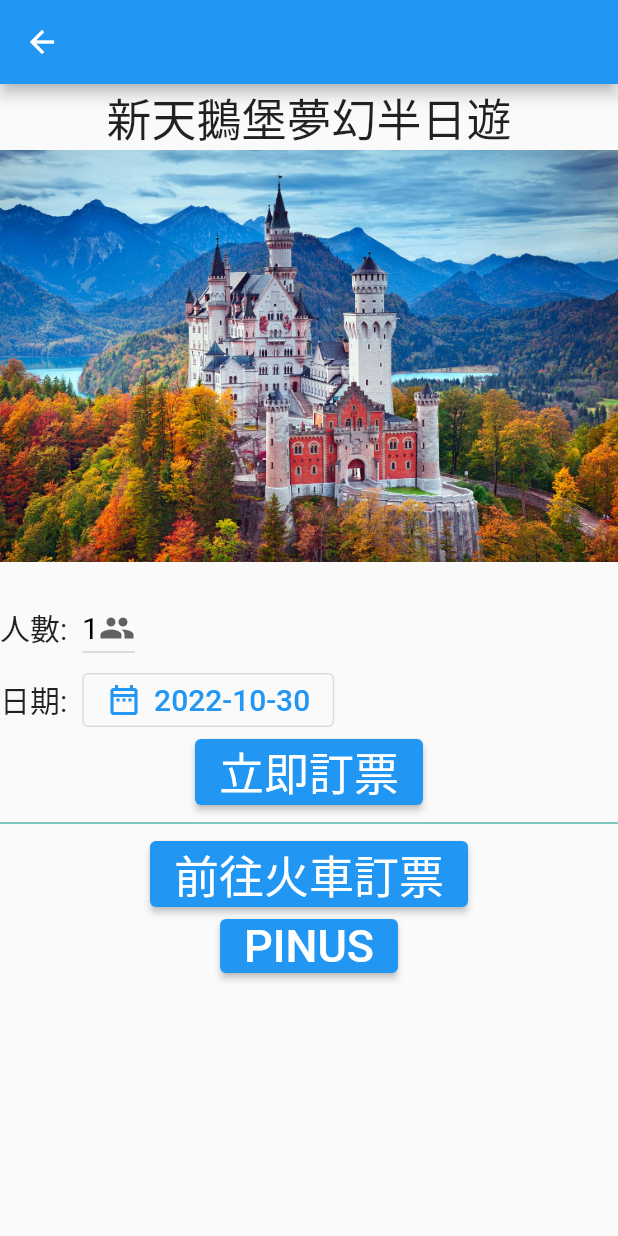
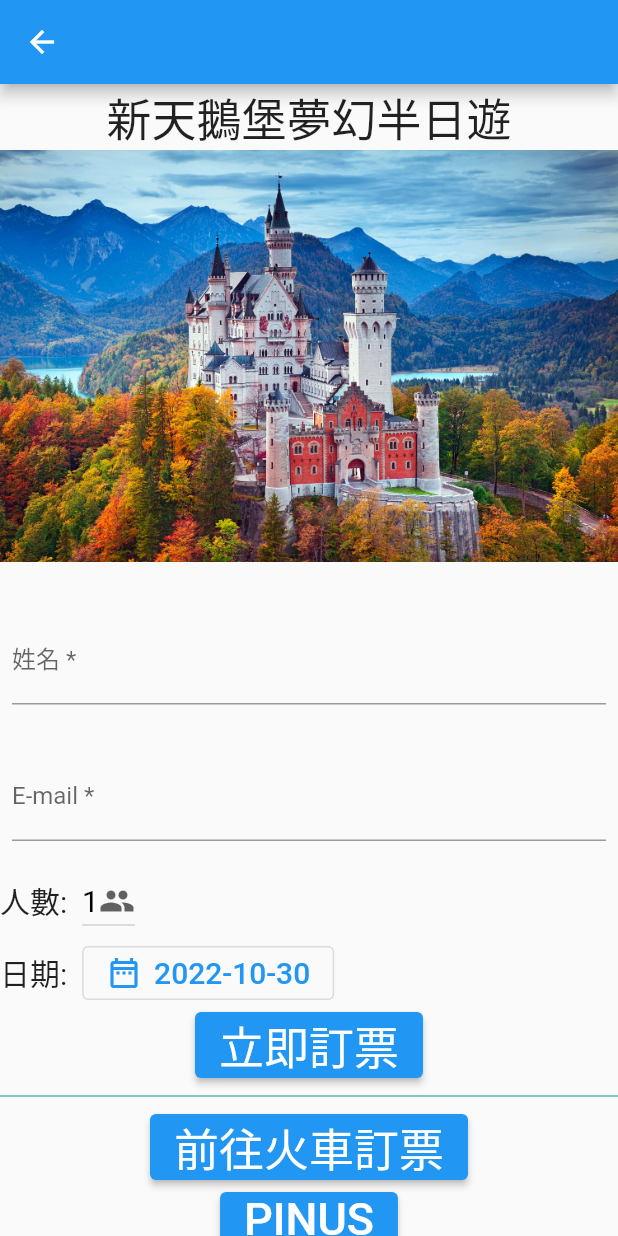
Before and after one commit to az198071123/bts-trip-app, a Flutter app: the NewSchlossNeuschwansteinPage screen opened directly, on a phone screen of 412 x 824 dp. Run offline on Flutter 3.47's test engine with Material 2 defaults, Android fonts, the phone set to English and light mode, and no system bars.

Commit message:
add bookinfo call

```diff
--- a/lib/pages/new_schloss_neuschwanstein_item.dart
+++ b/lib/pages/new_schloss_neuschwanstein_item.dart
@@ -5,9 +5,12 @@ import 'package:flutter/material.dart';
 import 'package:http/http.dart' as http;
 import 'package:intl/intl.dart';
 
+import '../services/order_service.dart';
+
 class NewSchlossNeuschwansteinPage extends StatefulWidget {
   final String title;
   final String img;
+
   const NewSchlossNeuschwansteinPage(
       {Key? key, required this.title, required this.img})
       : super(key: key);
@@ -22,6 +25,11 @@ class _NewSchlossNeuschwansteinPageState
   DateTime date = DateTime.now();
   int peopleCount = 1;
 
+  String _name = '';
+  String _email = '';
+
+  String _where = '新天鵝堡';
+
   @override
   Widget build(BuildContext context) {
     // ignore: avoid_unnecessary_containers
@@ -30,6 +38,7 @@ class _NewSchlossNeuschwansteinPageState
           title: const Text(''),
         ),
         body: Container(
+          child: SingleChildScrollView(
             child: Column(
               children: [
                 Text(
@@ -41,6 +50,34 @@ class _NewSchlossNeuschwansteinPageState
                 ),
                 const SizedBox(
                   height: 20,
+                ),
+                Padding(
+                  padding:
+                      const EdgeInsets.symmetric(horizontal: 8, vertical: 16),
+                  child: TextFormField(
+                    decoration: const InputDecoration(
+                      border: UnderlineInputBorder(),
+                      labelText: '姓名 *',
+                    ),
+                    onChanged: (String? value) {
+                      this._name = value ?? '';
+                    },
+                    validator: (String? value) {},
+                  ),
+                ),
+                Padding(
+                  padding:
+                      const EdgeInsets.symmetric(horizontal: 8, vertical: 16),
+                  child: TextFormField(
+                    decoration: const InputDecoration(
+                      border: UnderlineInputBorder(),
+                      labelText: 'E-mail *',
+                    ),
+                    onChanged: (String? value) {
+                      this._email = value ?? '';
+                    },
+                    validator: (String? value) {},
+                  ),
                 ),
                 Row(
                   mainAxisAlignment: MainAxisAlignment.start,
@@ -110,6 +147,23 @@ class _NewSchlossNeuschwansteinPageState
                     //   throw 'Could not launch $url';
                     // }
 
+                    try {
+                      var order = OrderService();
+                      var orderId = await order.bookTicket(
+                          name: this._name,
+                          email: 'sheraium@gmail.com',
+                          date: '2022-10-30',
+                          time: '10:30',
+                          adult: 1,
+                          children: 0,
+                          where: this._where,
+                          price: 675);
+
+                      print(orderId);
+                    } catch (e) {
+                      print(e);
+                    }
+
                     // TODO: assign the amount
                     Navigator.push(
                         context,
@@ -175,6 +229,7 @@ class _NewSchlossNeuschwansteinPageState
                 )
               ],
             ),
+          ),
         ));
   }
 }
```
Lines whose indentation alone changed are shown as unchanged.
